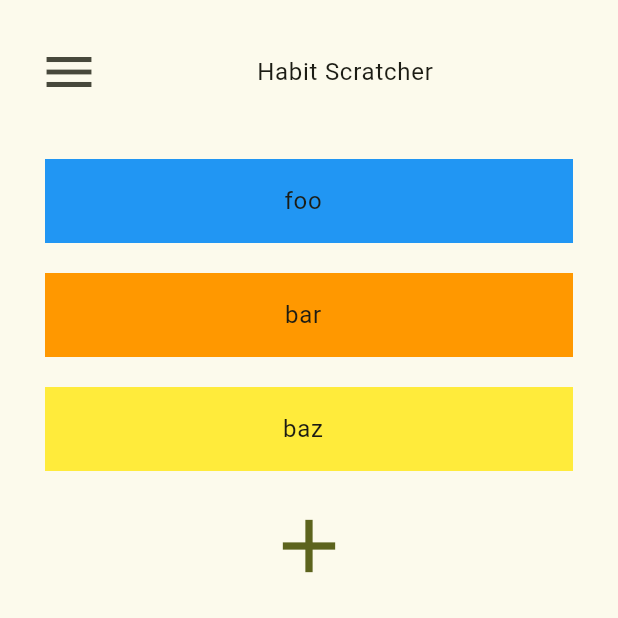
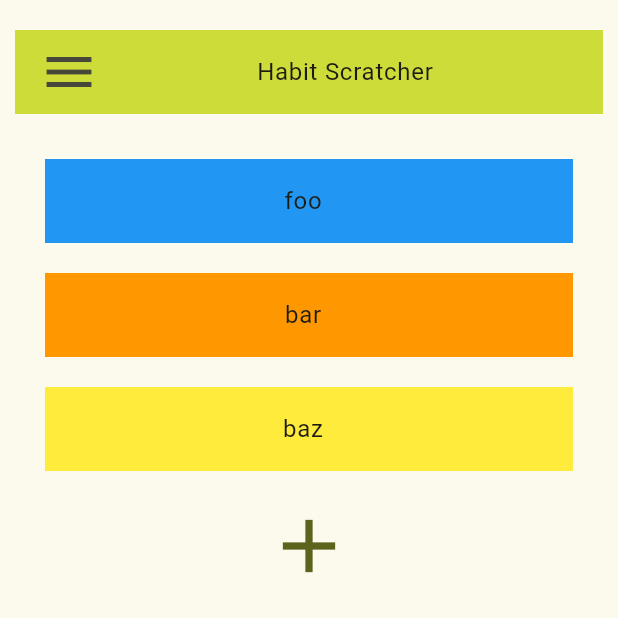
Before and after one commit to rileyporter/habit-scratcher, a Flutter app: the screen it shows after launch, on a phone screen of 412 x 824 dp, the top half of it. Run offline on Flutter 3.47's test engine with Material 3 defaults, Android fonts, the phone set to English and light mode, and no system bars.

Commit message:
Update readme

```diff
--- a/lib/habit.dart
+++ b/lib/habit.dart
@@ -1,4 +1,5 @@
 import 'package:flutter/material.dart';
+import 'date.dart';
 
 class Habit {
   final String title;
--- a/lib/habit_list_view.dart
+++ b/lib/habit_list_view.dart
@@ -1,5 +1,8 @@
 import 'package:flutter/material.dart';
 import 'habit.dart';
+
+// TODO: dedup with an app theme
+const Color MAIN_COLOR = Colors.lime;
 
 class HabitListPage extends StatelessWidget {
   const HabitListPage({super.key, required this.title, required this.habits, required this.updateHabitIndex});
@@ -28,7 +31,7 @@ class HabitListPage extends StatelessWidget {
                 // maybe remove this icon, a little unintuitive since this isn't a button anymore
                 leading: Icon(Icons.menu, size: 40),
                 title: Center(child: Text(title)),
-                tileColor: _mainColor,
+                tileColor: MAIN_COLOR,
               ),
             ),
 
--- a/lib/main.dart
+++ b/lib/main.dart
@@ -5,7 +5,7 @@ import 'habit.dart';
 
 // TODO: figure out how to store state in phone storage between loads of the app
 
-const Color _mainColor = Colors.lime;
+const Color MAIN_COLOR = Colors.lime;
 
 void main() {
   runApp(const MyApp());
@@ -14,14 +14,13 @@ void main() {
 class MyApp extends StatelessWidget {
   const MyApp({super.key});
 
-  // This widget is the root of your application.
   @override
   Widget build(BuildContext context) {
     return MaterialApp(
       title: 'Habit Scratcher',
-      // This is the theme of your application
+      // TODO: figure out best practices for app theme
       theme: ThemeData(
-        colorScheme: ColorScheme.fromSeed(seedColor: _mainColor),
+        colorScheme: ColorScheme.fromSeed(seedColor: MAIN_COLOR),
         useMaterial3: true,
       ),
       home: const MyHomePage(title: 'Habit Scratcher'),
```
Also changed, not shown: 1 other file.
